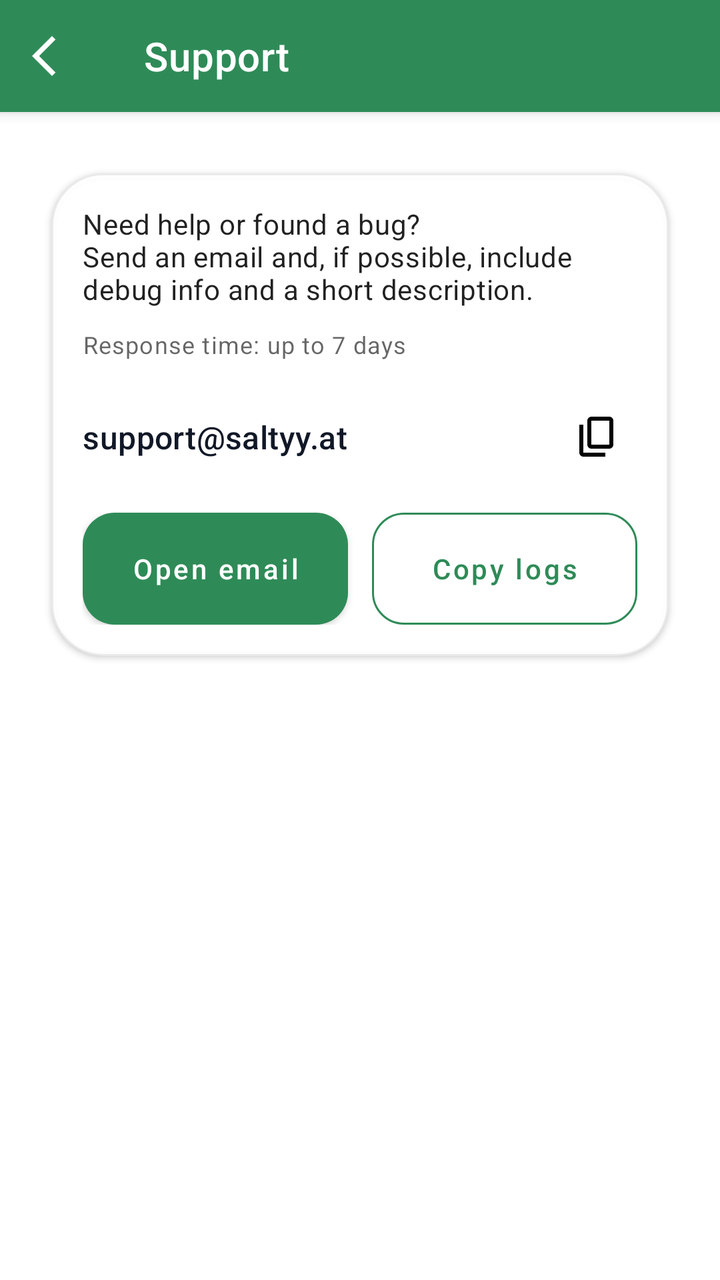
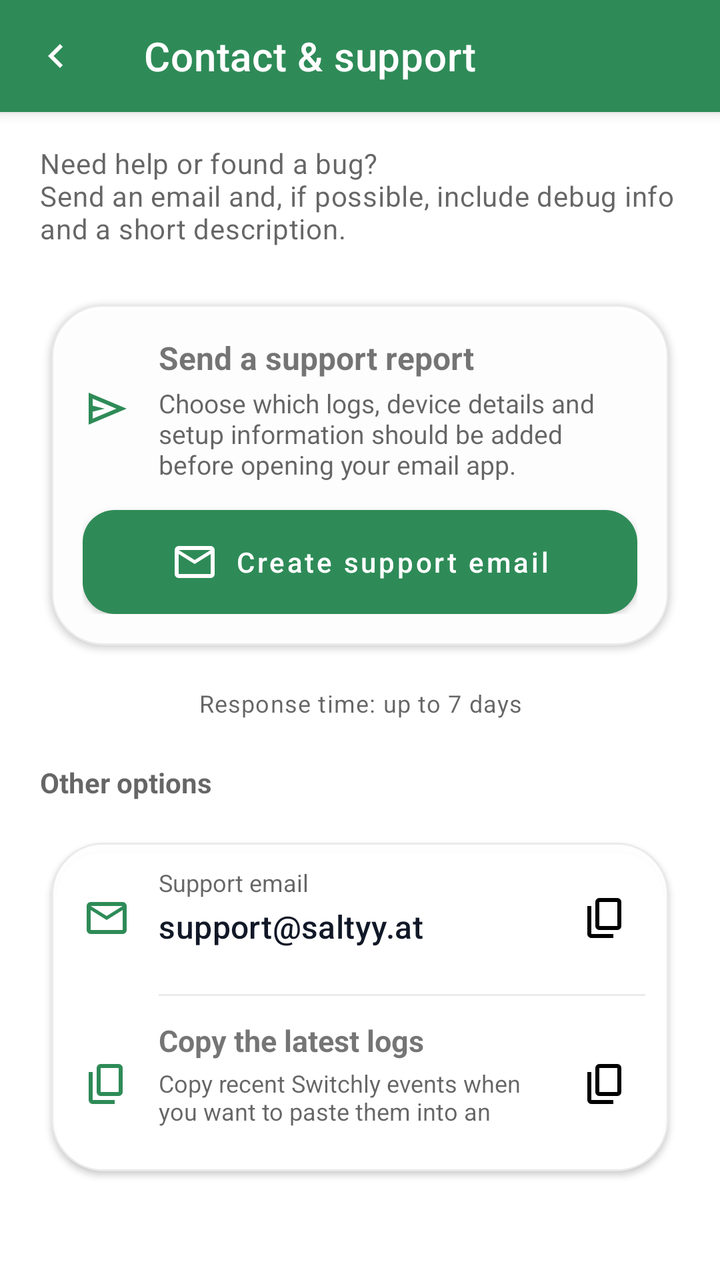

The first picture is an Android layout as it rendered before a commit; the second is the same layout after the commit. The layout source and the unified diff follow.
<!-- AndroidManifest.xml: application theme Theme.Switchly -->
<!-- res/layout/activity_support.xml -->
<?xml version="1.0" encoding="utf-8"?>
<androidx.coordinatorlayout.widget.CoordinatorLayout
    xmlns:android="http://schemas.android.com/apk/res/android"
    xmlns:app="http://schemas.android.com/apk/res-auto"
    android:layout_width="match_parent"
    android:layout_height="match_parent">

    <com.google.android.material.appbar.AppBarLayout
        android:layout_width="match_parent"
        android:layout_height="wrap_content"
        android:fitsSystemWindows="true">

        <com.google.android.material.appbar.MaterialToolbar
            android:id="@+id/toolbar"
            style="@style/Switchly.TopBar"
            android:layout_width="match_parent"
            android:layout_height="wrap_content"
            android:minHeight="?attr/actionBarSize"
            app:navigationIcon="@drawable/arrow_back_ios_24"
            app:title="@string/support_title" />

    </com.google.android.material.appbar.AppBarLayout>

    <androidx.core.widget.NestedScrollView
        android:layout_width="match_parent"
        android:layout_height="match_parent"
        android:clipToPadding="false"
        android:fillViewport="true"
        android:paddingStart="16dp"
        android:paddingTop="12dp"
        android:paddingEnd="16dp"
        android:paddingBottom="24dp"
        app:layout_behavior="@string/appbar_scrolling_view_behavior">

        <LinearLayout
            android:layout_width="match_parent"
            android:layout_height="wrap_content"
            android:orientation="vertical">

            <com.google.android.material.card.MaterialCardView
                style="@style/Switchly.Card"
                android:layout_width="match_parent"
                android:layout_height="wrap_content"
                android:layout_marginTop="8dp">

                <LinearLayout
                    android:layout_width="match_parent"
                    android:layout_height="wrap_content"
                    android:orientation="vertical"
                    android:padding="16dp">

                    <TextView
                        android:layout_width="match_parent"
                        android:layout_height="wrap_content"
                        android:text="@string/support_desc"
                        android:textAppearance="@style/TextAppearance.Material3.BodyMedium" />

                    <TextView
                        android:layout_width="match_parent"
                        android:layout_height="wrap_content"
                        android:layout_marginTop="10dp"
                        android:text="@string/support_response_time_short"
                        android:textAppearance="@style/TextAppearance.Material3.BodySmall"
                        android:textColor="?android:attr/textColorSecondary" />

                    <androidx.constraintlayout.widget.ConstraintLayout
                        android:layout_width="match_parent"
                        android:layout_height="wrap_content"
                        android:layout_marginTop="14dp"
                        android:minHeight="48dp">

                        <TextView
                            android:id="@+id/tvSupportEmail"
                            android:layout_width="wrap_content"
                            android:layout_height="wrap_content"
                            android:layout_marginEnd="8dp"
                            android:maxLines="1"
                            android:text="@string/about_mail_address"
                            android:textAppearance="@style/TextAppearance.Material3.TitleMedium"
                            android:textColor="@color/contact_text"
                            app:layout_constraintBottom_toBottomOf="parent"
                            app:layout_constraintEnd_toStartOf="@id/btnCopyEmailInline"
                            app:layout_constraintHorizontal_bias="0"
                            app:layout_constraintStart_toStartOf="parent"
                            app:layout_constraintTop_toTopOf="parent" />

                        <ImageButton
                            android:id="@+id/btnCopyEmailInline"
                            android:layout_width="40dp"
                            android:layout_height="40dp"
                            android:background="?attr/selectableItemBackgroundBorderless"
                            android:contentDescription="@string/support_copy_email"
                            android:padding="8dp"
                            android:src="@drawable/content_copy_24"
                            app:layout_constraintBottom_toBottomOf="parent"
                            app:layout_constraintEnd_toEndOf="parent"
                            app:layout_constraintTop_toTopOf="parent"
                            app:tint="?attr/colorOnSurface" />

                    </androidx.constraintlayout.widget.ConstraintLayout>

                    <LinearLayout
                        android:layout_width="match_parent"
                        android:layout_height="wrap_content"
                        android:layout_marginTop="14dp"
                        android:orientation="horizontal">

                        <com.google.android.material.button.MaterialButton
                            android:id="@+id/btnOpenEmail"
                            style="@style/Switchly.PrimaryButton"
                            android:layout_width="0dp"
                            android:layout_height="wrap_content"
                            android:layout_weight="1"
                            android:ellipsize="none"
                            android:maxLines="2"
                            android:gravity="center"
                            android:minHeight="56dp"
                            android:text="@string/support_open_email" />

                        <Space
                            android:layout_width="12dp"
                            android:layout_height="1dp" />

                        <com.google.android.material.button.MaterialButton
                            android:id="@+id/btnCopyEmail"
                            style="@style/Switchly.OutlinedButton"
                            android:layout_width="0dp"
                            android:layout_height="wrap_content"
                            android:layout_weight="1"
                            android:ellipsize="none"
                            android:maxLines="2"
                            android:gravity="center"
                            android:minHeight="56dp"
                            android:text="@string/support_copy_latest_logs" />

                    </LinearLayout>
                </LinearLayout>

            </com.google.android.material.card.MaterialCardView>

        </LinearLayout>

    </androidx.core.widget.NestedScrollView>

</androidx.coordinatorlayout.widget.CoordinatorLayout>
<!-- resources referenced by this layout -->
<resources>
  <color name="contact_text">#FF111827</color>
  <!-- drawable arrow_back_ios_24 (drawable) -->
  <vector xmlns:android="http://schemas.android.com/apk/res/android"
      android:width="24dp"
      android:height="24dp"
      android:viewportWidth="960"
      android:viewportHeight="960">
      <path
          android:pathData="M400,880 L0,480l400,-400 71,71 -329,329 329,329 -71,71Z"
          android:fillColor="?attr/colorOnSurface"/>
  </vector>
  <!-- drawable content_copy_24 (drawable) -->
  <vector xmlns:android="http://schemas.android.com/apk/res/android"
      android:width="24dp"
      android:height="24dp"
      android:viewportWidth="960"
      android:viewportHeight="960">
      <path
          android:pathData="M360,720q-33,0 -56.5,-23.5T280,640v-480q0,-33 23.5,-56.5T360,80h360q33,0 56.5,23.5T800,160v480q0,33 -23.5,56.5T720,720L360,720ZM360,640h360v-480L360,160v480ZM200,880q-33,0 -56.5,-23.5T120,800v-560h80v560h440v80L200,880ZM360,640v-480,480Z"
          android:fillColor="?attr/colorOnSurface"/>
  </vector>
  <string name="about_mail_address" translatable="false">support@saltyy.at</string>
  <string name="support_copy_email">Copy email</string>
  <string name="support_copy_latest_logs">Copy logs</string>
  <string name="support_desc">Need help or found a bug?\nSend an email and, if possible, include debug info and a short description.</string>
  <string name="support_open_email">Open email</string>
  <string name="support_response_time_short">Response time: up to 7 days</string>
  <string name="support_title">Support</string>
  <style name="Switchly.OutlinedButton" parent="Widget.MaterialComponents.Button.OutlinedButton">
          <item name="strokeColor">?attr/colorPrimary</item>
          <item name="android:textColor">?attr/colorPrimary</item>
          <item name="cornerRadius">16dp</item>
          <item name="android:textAllCaps">false</item>
          <item name="android:insetTop">0dp</item>
          <item name="android:insetBottom">0dp</item>
          <item name="android:minHeight">52dp</item>
      </style>
  <style name="Switchly.PrimaryButton" parent="Switchly.Button" />
  <style name="ShapeAppearance.Switchly.Card" parent="ShapeAppearance.MaterialComponents.LargeComponent">
          <item name="cornerFamily">rounded</item>
          <item name="cornerSize">26dp</item>
      </style>
  <color name="switchly_card_bg">#F7FFFFFF</color>
  <color name="switchly_card_stroke">#14000000</color>
  <color name="accent_default_green">#2E8B57</color>
  <!-- unchanged entries left out for length: 8 -->
</resources>

<!-- the commit's change to res/layout/activity_support.xml (unified diff, before → after) -->
@@ -16,7 +16,7 @@
             android:layout_width="match_parent"
             android:layout_height="wrap_content"
             android:minHeight="?attr/actionBarSize"
-            app:navigationIcon="@drawable/arrow_back_ios_24"
+            app:navigationIcon="@drawable/keyboard_arrow_left_24"
             app:title="@string/support_title" />
 
     </com.google.android.material.appbar.AppBarLayout>
@@ -29,7 +29,7 @@
         android:paddingStart="16dp"
         android:paddingTop="12dp"
         android:paddingEnd="16dp"
-        android:paddingBottom="24dp"
+        android:paddingBottom="32dp"
         app:layout_behavior="@string/appbar_scrolling_view_behavior">
 
         <LinearLayout
@@ -37,11 +37,21 @@
             android:layout_height="wrap_content"
             android:orientation="vertical">
 
+            <TextView
+                android:layout_width="match_parent"
+                android:layout_height="wrap_content"
+                android:layout_marginStart="4dp"
+                android:layout_marginTop="4dp"
+                android:layout_marginEnd="4dp"
+                android:text="@string/support_desc"
+                android:textAppearance="@style/TextAppearance.Material3.BodyMedium"
+                android:textColor="?android:attr/textColorSecondary" />
+
             <com.google.android.material.card.MaterialCardView
                 style="@style/Switchly.Card"
                 android:layout_width="match_parent"
                 android:layout_height="wrap_content"
-                android:layout_marginTop="8dp">
+                android:layout_marginTop="18dp">
 
                 <LinearLayout
                     android:layout_width="match_parent"
@@ -49,48 +59,140 @@
                     android:orientation="vertical"
                     android:padding="16dp">
 
-                    <TextView
-                        android:layout_width="match_parent"
-                        android:layout_height="wrap_content"
-                        android:text="@string/support_desc"
-                        android:textAppearance="@style/TextAppearance.Material3.BodyMedium" />
-
-                    <TextView
-                        android:layout_width="match_parent"
-                        android:layout_height="wrap_content"
-                        android:layout_marginTop="10dp"
-                        android:text="@string/support_response_time_short"
-                        android:textAppearance="@style/TextAppearance.Material3.BodySmall"
-                        android:textColor="?android:attr/textColorSecondary" />
+                    <LinearLayout
+                        android:layout_width="match_parent"
+                        android:layout_height="wrap_content"
+                        android:gravity="center_vertical"
+                        android:orientation="horizontal">
+
+                        <ImageView
+                            android:layout_width="24dp"
+                            android:layout_height="24dp"
+                            android:contentDescription="@null"
+                            android:src="@drawable/send_24"
+                            app:tint="?attr/colorPrimary" />
+
+                        <LinearLayout
+                            android:layout_width="0dp"
+                            android:layout_height="wrap_content"
+                            android:layout_marginStart="14dp"
+                            android:layout_weight="1"
+                            android:orientation="vertical">
+
+                            <TextView
+                                android:layout_width="match_parent"
+                                android:layout_height="wrap_content"
+                                android:text="@string/support_report_card_title"
+                                android:textSize="16sp"
+                                android:textStyle="bold" />
+
+                            <TextView
+                                android:layout_width="match_parent"
+                                android:layout_height="wrap_content"
+                                android:layout_marginTop="3dp"
+                                android:text="@string/support_report_card_desc"
+                                android:textColor="?android:attr/textColorSecondary"
+                                android:textSize="13sp" />
+                        </LinearLayout>
+                    </LinearLayout>
+
+                    <com.google.android.material.button.MaterialButton
+                        android:id="@+id/btnOpenEmail"
+                        style="@style/Switchly.PrimaryButton"
+                        android:layout_width="match_parent"
+                        android:layout_height="wrap_content"
+                        android:layout_marginTop="14dp"
+                        android:minHeight="52dp"
+                        android:text="@string/support_open_email"
+                        app:icon="@drawable/mail_24"
+                        app:iconGravity="textStart"
+                        app:iconPadding="8dp" />
+                </LinearLayout>
+            </com.google.android.material.card.MaterialCardView>
+
+            <TextView
+                android:layout_width="match_parent"
+                android:layout_height="wrap_content"
+                android:layout_marginTop="10dp"
+                android:gravity="center"
+                android:text="@string/support_response_time_short"
+                android:textAppearance="@style/TextAppearance.Material3.BodySmall"
+                android:textColor="?android:attr/textColorSecondary" />
+
+            <TextView
+                android:layout_width="match_parent"
+                android:layout_height="wrap_content"
+                android:layout_marginStart="4dp"
+                android:layout_marginTop="22dp"
+                android:text="@string/support_actions_section"
+                android:textColor="?android:attr/textColorSecondary"
+                android:textSize="14sp"
+                android:textStyle="bold" />
+
+            <com.google.android.material.card.MaterialCardView
+                style="@style/Switchly.Card"
+                android:layout_width="match_parent"
+                android:layout_height="wrap_content"
+                android:layout_marginTop="10dp">
+
+                <LinearLayout
+                    android:layout_width="match_parent"
+                    android:layout_height="wrap_content"
+                    android:orientation="vertical">
 
                     <androidx.constraintlayout.widget.ConstraintLayout
                         android:layout_width="match_parent"
                         android:layout_height="wrap_content"
-                        android:layout_marginTop="14dp"
-                        android:minHeight="48dp">
+                        android:minHeight="76dp"
+                        android:paddingStart="16dp"
+                        android:paddingTop="12dp"
+                        android:paddingEnd="10dp"
+                        android:paddingBottom="12dp">
+
+                        <ImageView
+                            android:id="@+id/ivSupportEmail"
+                            android:layout_width="24dp"
+                            android:layout_height="24dp"
+                            android:contentDescription="@null"
+                            android:src="@drawable/mail_24"
+                            app:layout_constraintBottom_toBottomOf="parent"
+                            app:layout_constraintStart_toStartOf="parent"
+                            app:layout_constraintTop_toTopOf="parent"
+                            app:tint="?attr/colorPrimary" />
+
+                        <TextView
+                            android:id="@+id/tvSupportEmailLabel"
+                            android:layout_width="0dp"
+                            android:layout_height="wrap_content"
+                            android:layout_marginStart="14dp"
+                            android:text="@string/support_email_label"
+                            android:textColor="?android:attr/textColorSecondary"
+                            android:textSize="12sp"
+                            app:layout_constraintEnd_toStartOf="@id/btnCopyEmailInline"
+                            app:layout_constraintStart_toEndOf="@id/ivSupportEmail"
+                            app:layout_constraintTop_toTopOf="parent" />
 
                         <TextView
                             android:id="@+id/tvSupportEmail"
-                            android:layout_width="wrap_content"
-                            android:layout_height="wrap_content"
-                            android:layout_marginEnd="8dp"
+                            android:layout_width="0dp"
+                            android:layout_height="wrap_content"
+                            android:layout_marginStart="14dp"
+                            android:layout_marginTop="3dp"
                             android:maxLines="1"
                             android:text="@string/about_mail_address"
                             android:textAppearance="@style/TextAppearance.Material3.TitleMedium"
                             android:textColor="@color/contact_text"
-                            app:layout_constraintBottom_toBottomOf="parent"
                             app:layout_constraintEnd_toStartOf="@id/btnCopyEmailInline"
-                            app:layout_constraintHorizontal_bias="0"
-                            app:layout_constraintStart_toStartOf="parent"
-                            app:layout_constraintTop_toTopOf="parent" />
+                            app:layout_constraintStart_toEndOf="@id/ivSupportEmail"
+                            app:layout_constraintTop_toBottomOf="@id/tvSupportEmailLabel" />
 
                         <ImageButton
                             android:id="@+id/btnCopyEmailInline"
-                            android:layout_width="40dp"
-                            android:layout_height="40dp"
+                            android:layout_width="44dp"
+                            android:layout_height="44dp"
                             android:background="?attr/selectableItemBackgroundBorderless"
                             android:contentDescription="@string/support_copy_email"
-                            android:padding="8dp"
+                            android:padding="10dp"
                             android:src="@drawable/content_copy_24"
                             app:layout_constraintBottom_toBottomOf="parent"
                             app:layout_constraintEnd_toEndOf="parent"
@@ -99,47 +201,78 @@
 
                     </androidx.constraintlayout.widget.ConstraintLayout>
 
-                    <LinearLayout
-                        android:layout_width="match_parent"
-                        android:layout_height="wrap_content"
-                        android:layout_marginTop="14dp"
-                        android:orientation="horizontal">
-
-                        <com.google.android.material.button.MaterialButton
-                            android:id="@+id/btnOpenEmail"
-                            style="@style/Switchly.PrimaryButton"
-                            android:layout_width="0dp"
-                            android:layout_height="wrap_content"
-                            android:layout_weight="1"
-                            android:ellipsize="none"
+                    <com.google.android.material.divider.MaterialDivider
+                        style="@style/Switchly.Divider"
+                        android:layout_width="match_parent"
+                        android:layout_height="wrap_content"
+                        android:layout_marginStart="54dp"
+                        android:layout_marginEnd="12dp" />
+
+                    <androidx.constraintlayout.widget.ConstraintLayout
+                        android:layout_width="match_parent"
+                        android:layout_height="wrap_content"
+                        android:minHeight="88dp"
+                        android:paddingStart="16dp"
+                        android:paddingTop="12dp"
+                        android:paddingEnd="10dp"
+                        android:paddingBottom="12dp">
+
+                        <ImageView
+                            android:id="@+id/ivLatestLogs"
+                            android:layout_width="24dp"
+                            android:layout_height="24dp"
+                            android:contentDescription="@null"
+                            android:src="@drawable/content_copy_24"
+                            app:layout_constraintBottom_toBottomOf="parent"
+                            app:layout_constraintStart_toStartOf="parent"
+                            app:layout_constraintTop_toTopOf="parent"
+                            app:tint="?attr/colorPrimary" />
+
+                        <TextView
+                            android:id="@+id/tvLatestLogsTitle"
+                            android:layout_width="0dp"
+                            android:layout_height="wrap_content"
+                            android:layout_marginStart="14dp"
+                            android:text="@string/support_logs_card_title"
+                            android:textSize="15sp"
+                            android:textStyle="bold"
+                            app:layout_constraintEnd_toStartOf="@id/btnCopyEmail"
+                            app:layout_constraintStart_toEndOf="@id/ivLatestLogs"
+                            app:layout_constraintTop_toTopOf="parent" />
+
+                        <TextView
+                            android:id="@+id/tvLatestLogsDesc"
+                            android:layout_width="0dp"
+                            android:layout_height="wrap_content"
+                            android:layout_marginStart="14dp"
+                            android:layout_marginTop="3dp"
                             android:maxLines="2"
-                            android:gravity="center"
-                            android:minHeight="56dp"
-                            android:text="@string/support_open_email" />
-
-                        <Space
-                            android:layout_width="12dp"
-                            android:layout_height="1dp" />
-
-                        <com.google.android.material.button.MaterialButton
+                            android:text="@string/support_logs_card_desc"
+                            android:textColor="?android:attr/textColorSecondary"
+                            android:textSize="12sp"
+                            app:layout_constraintEnd_toStartOf="@id/btnCopyEmail"
+                            app:layout_constraintStart_toEndOf="@id/ivLatestLogs"
+                            app:layout_constraintTop_toBottomOf="@id/tvLatestLogsTitle" />
+
+                        <ImageButton
                             android:id="@+id/btnCopyEmail"
-                            style="@style/Switchly.OutlinedButton"
-                            android:layout_width="0dp"
-                            android:layout_height="wrap_content"
-                            android:layout_weight="1"
-                            android:ellipsize="none"
-                            android:maxLines="2"
-                            android:gravity="center"
-                            android:minHeight="56dp"
-                            android:text="@string/support_copy_latest_logs" />
-
-                    </LinearLayout>
+                            android:layout_width="44dp"
+                            android:layout_height="44dp"
+                            android:background="?attr/selectableItemBackgroundBorderless"
+                            android:contentDescription="@string/support_copy_latest_logs"
+                            android:padding="10dp"
+                            android:src="@drawable/content_copy_24"
+                            app:layout_constraintBottom_toBottomOf="parent"
+                            app:layout_constraintEnd_toEndOf="parent"
+                            app:layout_constraintTop_toTopOf="parent"
+                            app:tint="?attr/colorOnSurface" />
+
+                    </androidx.constraintlayout.widget.ConstraintLayout>
+
                 </LinearLayout>
-
             </com.google.android.material.card.MaterialCardView>
 
         </LinearLayout>
-
     </androidx.core.widget.NestedScrollView>
 
 </androidx.coordinatorlayout.widget.CoordinatorLayout>
<!-- resource entries referenced after the edit -->
@@ -1,16 +1,6 @@
 <!-- resources referenced by this layout -->
 <resources>
   <color name="contact_text">#FF111827</color>
-  <!-- drawable arrow_back_ios_24 (drawable) -->
-  <vector xmlns:android="http://schemas.android.com/apk/res/android"
-      android:width="24dp"
-      android:height="24dp"
-      android:viewportWidth="960"
-      android:viewportHeight="960">
-      <path
-          android:pathData="M400,880 L0,480l400,-400 71,71 -329,329 329,329 -71,71Z"
-          android:fillColor="?attr/colorOnSurface"/>
-  </vector>
   <!-- drawable content_copy_24 (drawable) -->
   <vector xmlns:android="http://schemas.android.com/apk/res/android"
       android:width="24dp"
@@ -19,23 +9,55 @@
       android:viewportHeight="960">
       <path
           android:pathData="M360,720q-33,0 -56.5,-23.5T280,640v-480q0,-33 23.5,-56.5T360,80h360q33,0 56.5,23.5T800,160v480q0,33 -23.5,56.5T720,720L360,720ZM360,640h360v-480L360,160v480ZM200,880q-33,0 -56.5,-23.5T120,800v-560h80v560h440v80L200,880ZM360,640v-480,480Z"
-          android:fillColor="?attr/colorOnSurface"/>
+          android:fillColor="?attr/colorOnSurface" />
+  </vector>
+  <!-- drawable keyboard_arrow_left_24 (drawable) -->
+  <vector xmlns:android="http://schemas.android.com/apk/res/android"
+      android:width="24dp"
+      android:height="24dp"
+      android:viewportWidth="960"
+      android:viewportHeight="960"
+      android:autoMirrored="true">
+      <path
+          android:pathData="M560,720 320,480l240,-240 56,56 -184,184 184,184 -56,56Z"
+          android:fillColor="?attr/colorOnSurface" />
+  </vector>
+  <!-- drawable mail_24 (drawable) -->
+  <vector xmlns:android="http://schemas.android.com/apk/res/android"
+      android:width="24dp"
+      android:height="24dp"
+      android:viewportWidth="960"
+      android:viewportHeight="960">
+      <path
+          android:pathData="M160,800q-33,0 -56.5,-23.5T80,720v-480q0,-33 23.5,-56.5T160,160h640q33,0 56.5,23.5T880,240v480q0,33 -23.5,56.5T800,800L160,800ZM480,520L160,320v400h640v-400L480,520ZM480,440 L800,240L160,240l320,200ZM160,320v-80,480 -400Z"
+          android:fillColor="?attr/colorOnSurface" />
+  </vector>
+  <!-- drawable send_24 (drawable) -->
+  <vector xmlns:android="http://schemas.android.com/apk/res/android"
+      android:width="24dp"
+      android:height="24dp"
+      android:viewportWidth="960"
+      android:viewportHeight="960">
+      <path
+          android:pathData="M120,800v-640l760,320 -760,320ZM200,680 L674,480 200,280v140l240,60 -240,60v140ZM200,680v-400,400Z"
+          android:fillColor="?attr/colorOnSurface" />
   </vector>
   <string name="about_mail_address" translatable="false">support@saltyy.at</string>
+  <string name="support_actions_section">Other options</string>
   <string name="support_copy_email">Copy email</string>
-  <string name="support_copy_latest_logs">Copy logs</string>
+  <string name="support_copy_latest_logs">Copy latest logs</string>
   <string name="support_desc">Need help or found a bug?\nSend an email and, if possible, include debug info and a short description.</string>
-  <string name="support_open_email">Open email</string>
+  <string name="support_email_label">Support email</string>
+  <string name="support_logs_card_desc">Copy recent Switchly events when you want to paste them into an existing message or issue.</string>
+  <string name="support_logs_card_title">Copy the latest logs</string>
+  <string name="support_open_email">Create support email</string>
+  <string name="support_report_card_desc">Choose which logs, device details and setup information should be added before opening your email app.</string>
+  <string name="support_report_card_title">Send a support report</string>
   <string name="support_response_time_short">Response time: up to 7 days</string>
-  <string name="support_title">Support</string>
-  <style name="Switchly.OutlinedButton" parent="Widget.MaterialComponents.Button.OutlinedButton">
-          <item name="strokeColor">?attr/colorPrimary</item>
-          <item name="android:textColor">?attr/colorPrimary</item>
-          <item name="cornerRadius">16dp</item>
-          <item name="android:textAllCaps">false</item>
-          <item name="android:insetTop">0dp</item>
-          <item name="android:insetBottom">0dp</item>
-          <item name="android:minHeight">52dp</item>
+  <string name="support_title">Contact &amp; support</string>
+  <style name="Switchly.Divider" parent="Widget.MaterialComponents.MaterialDivider">
+          <item name="dividerColor">@color/switchly_divider</item>
+          <item name="dividerThickness">1dp</item>
       </style>
   <style name="Switchly.PrimaryButton" parent="Switchly.Button" />
   <style name="ShapeAppearance.Switchly.Card" parent="ShapeAppearance.MaterialComponents.LargeComponent">
@@ -44,6 +66,7 @@
       </style>
   <color name="switchly_card_bg">#F7FFFFFF</color>
   <color name="switchly_card_stroke">#14000000</color>
+  <color name="switchly_divider">#14000000</color>
   <color name="accent_default_green">#2E8B57</color>
   <!-- unchanged entries left out for length: 8 -->
 </resources>
